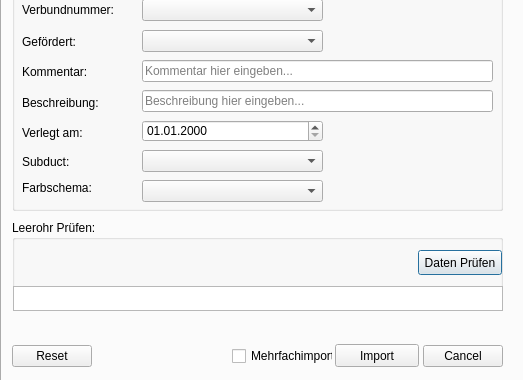
geoKjack/Toolbox_SiegeleCO, file tools/leerrohr_verlegen/leerrohr_verlegen_dialog_base.ui: the form before one commit; both pictures show x 0 to 523 and y 336 to 716 of the 523 by 716 pixel window.
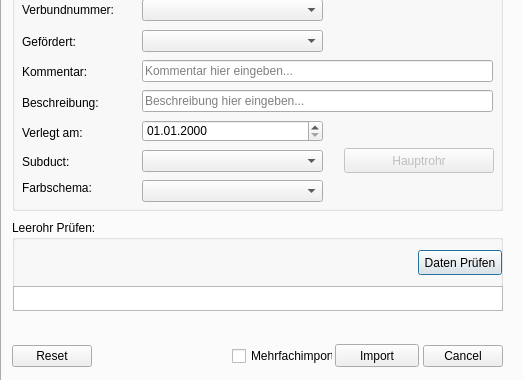
The form after the commit. Custom widgets are drawn as their Qt base class.

Patch:
```diff
--- a/tools/leerrohr_verlegen/leerrohr_verlegen_dialog_base.ui
+++ b/tools/leerrohr_verlegen/leerrohr_verlegen_dialog_base.ui
@@ -292,6 +292,22 @@
        </rect>
       </property>
      </widget>
+     <widget class="QPushButton" name="pushButton_subduct">
+      <property name="enabled">
+       <bool>false</bool>
+      </property>
+      <property name="geometry">
+       <rect>
+        <x>332</x>
+        <y>178</y>
+        <width>150</width>
+        <height>25</height>
+       </rect>
+      </property>
+      <property name="text">
+       <string>Hauptrohr</string>
+      </property>
+     </widget>
     </widget>
     <widget class="QGroupBox" name="groupBox">
      <property name="geometry">
```
